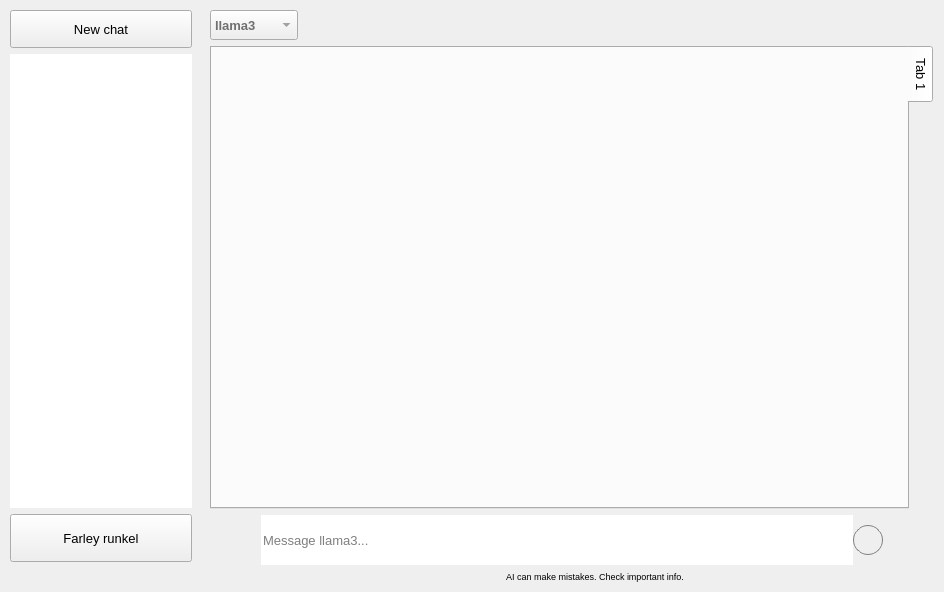
The window that forms/mainwindow.ui (farleyrunkel/qollama) describes before a commit, drawn with Qt 5.
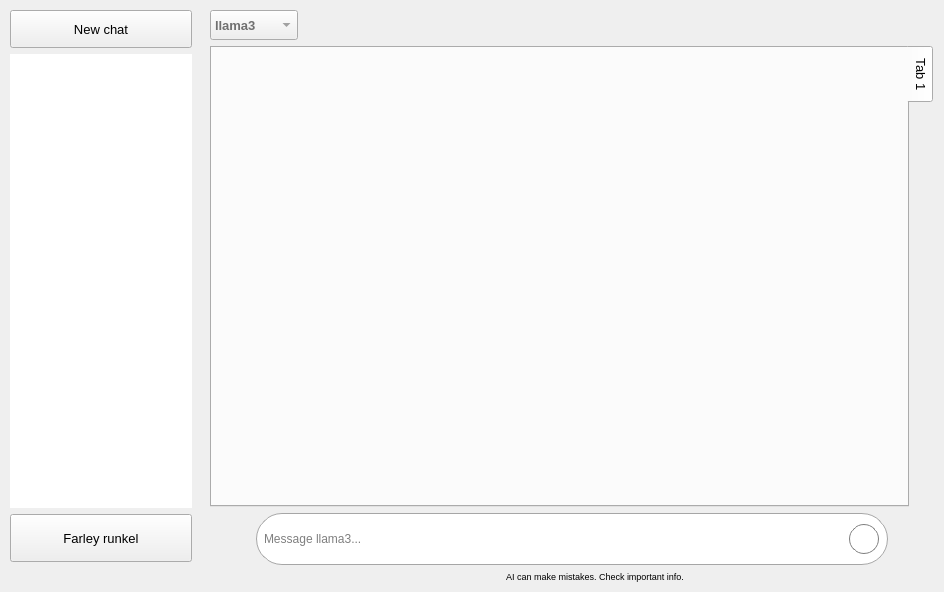
The same window after the commit. Icons and pictures are not drawn. Custom widgets are drawn as their Qt base class.

```diff
--- a/forms/mainwindow.ui
+++ b/forms/mainwindow.ui
@@ -331,6 +331,14 @@
        <layout class="QGridLayout" name="gridLayout">
         <item row="3" column="1">
          <widget class="QFrame" name="inputFrame">
+          <property name="styleSheet">
+           <string notr="true">QFrame{
+    background-color:white;
+    border: 1px solid #a6a6a6;
+    border-radius: 26px;
+}
+</string>
+          </property>
           <property name="frameShape">
            <enum>QFrame::NoFrame</enum>
           </property>
@@ -348,7 +356,7 @@
             <number>0</number>
            </property>
            <property name="rightMargin">
-            <number>5</number>
+            <number>8</number>
            </property>
            <property name="bottomMargin">
             <number>0</number>
@@ -368,7 +376,12 @@
               </size>
              </property>
              <property name="styleSheet">
-              <string notr="true"/>
+              <string notr="true">
+    background-color:white;
+    border: 1px hidden #a6a6a6;
+    border-radius: 25px;
+
+</string>
              </property>
              <property name="inputMethodHints">
               <set>Qt::ImhFormattedNumbersOnly</set>
```
